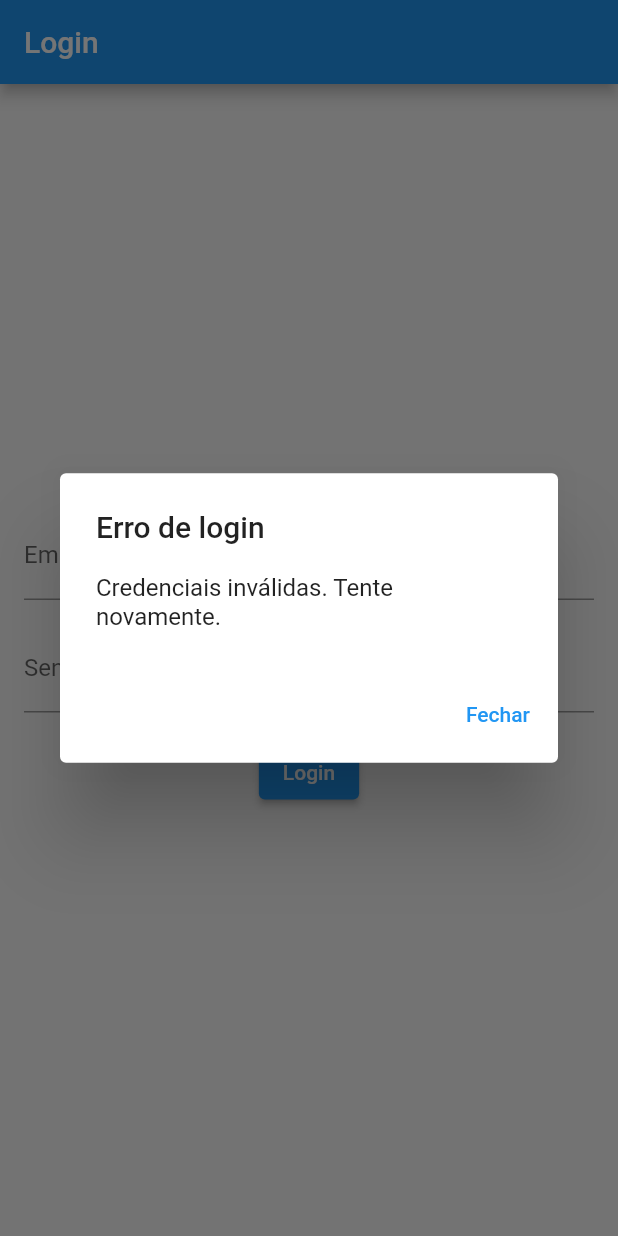
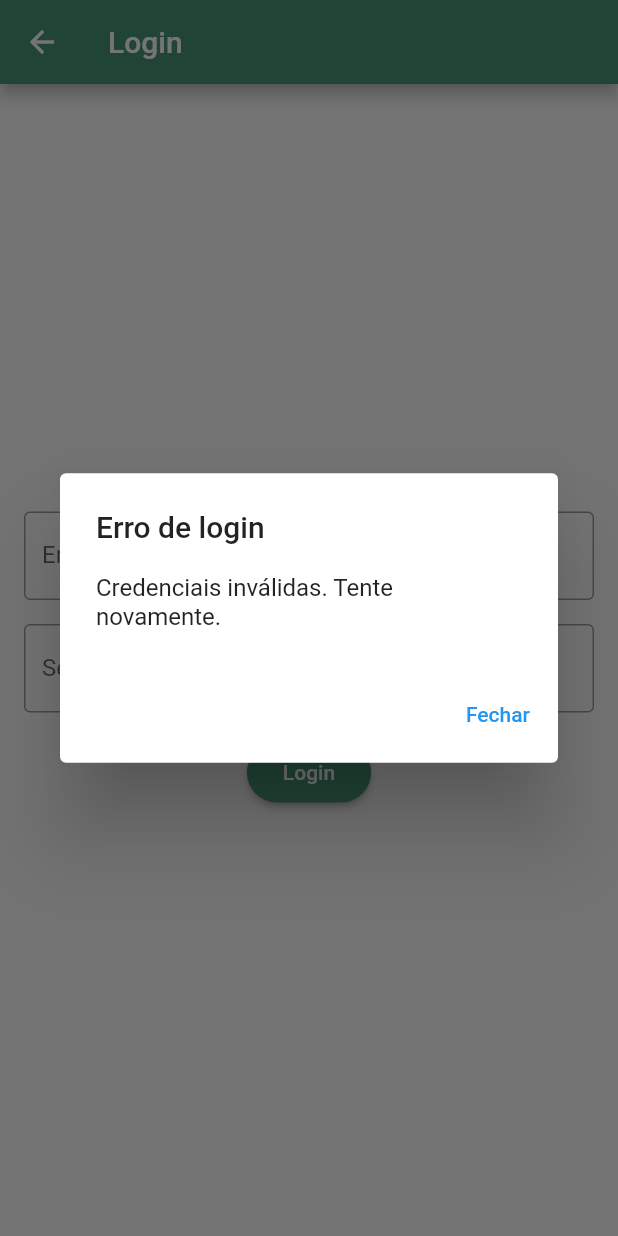
Before and after one commit to AbdeIF/PlantIFP2, a Flutter app: the screen it shows after launch, after a tap on "Login", on a phone screen of 412 x 824 dp. Run offline on Flutter 3.47's test engine with Material 2 defaults, Android fonts, the phone set to English and light mode, and no system bars; our stand-ins replace sqflite; missing offline and left inert: flutter_barcode_scanner; accounts and stored records are empty.

Commit message:
estilizando T login

```diff
--- a/lib/TelaCarregamento.dart
+++ b/lib/TelaCarregamento.dart
@@ -1,14 +1,16 @@
 import 'dart:async';
 import 'package:flutter/material.dart';
+import 'login_page.dart';
 
-import 'TelaCatalogo.dart';
+//import 'TelaCatalogo.dart';
 
 class TelaCarregamento extends StatefulWidget {
   @override
   _TelaCarregamento createState() => _TelaCarregamento();
 }
 
-class _TelaCarregamento extends State<TelaCarregamento> with SingleTickerProviderStateMixin {
+class _TelaCarregamento extends State<TelaCarregamento>
+    with SingleTickerProviderStateMixin {
   late AnimationController _animationController;
   late Animation<Color?> _colorAnimation;
 
@@ -27,7 +29,7 @@ class _TelaCarregamento extends State<TelaCarregamento> with SingleTickerProvide
     Timer(Duration(seconds: 5), () {
       Navigator.push(
         context,
-        MaterialPageRoute(builder: (context) => TelaCatalogo()),
+        MaterialPageRoute(builder: (context) => CadastroPage()),
       );
     });
   }
--- a/lib/login_page.dart
+++ b/lib/login_page.dart
@@ -16,6 +16,7 @@ class _CadastroPageState extends State<CadastroPage> {
     return Scaffold(
       appBar: AppBar(
         title: Text('Login'),
+        backgroundColor: Color(0xFF459473),
       ),
       body: Padding(
         padding: EdgeInsets.all(16.0),
@@ -26,6 +27,7 @@ class _CadastroPageState extends State<CadastroPage> {
               controller: emailController,
               decoration: InputDecoration(
                 labelText: 'Email',
+                border: OutlineInputBorder(),
               ),
             ),
             SizedBox(height: 16.0),
@@ -33,6 +35,7 @@ class _CadastroPageState extends State<CadastroPage> {
               controller: senhaController,
               decoration: InputDecoration(
                 labelText: 'Senha',
+                border: OutlineInputBorder(),
               ),
               obscureText: true,
             ),
@@ -70,6 +73,16 @@ class _CadastroPageState extends State<CadastroPage> {
                 }
               },
               child: Text('Login'),
+              style: ElevatedButton.styleFrom(
+                primary: Color(0xFF459473),
+                padding: EdgeInsets.symmetric(
+                  vertical: 12.0,
+                  horizontal: 24.0,
+                ),
+                shape: RoundedRectangleBorder(
+                  borderRadius: BorderRadius.circular(30),
+                ),
+              ),
             ),
           ],
         ),
--- a/lib/main.dart
+++ b/lib/main.dart
@@ -1,6 +1,6 @@
 import 'package:flutter/material.dart';
-// import 'TelaCarregamento.dart';
-import 'login_page.dart';
+import 'TelaCarregamento.dart';
+//import 'login_page.dart';
 
 void main() async {
   runApp(MyApp());
@@ -11,7 +11,7 @@ class MyApp extends StatelessWidget {
   Widget build(BuildContext context) {
     return MaterialApp(
       debugShowCheckedModeBanner: false,
-      home: CadastroPage(),
+      home: TelaCarregamento(),
     );
   }
 }
```
